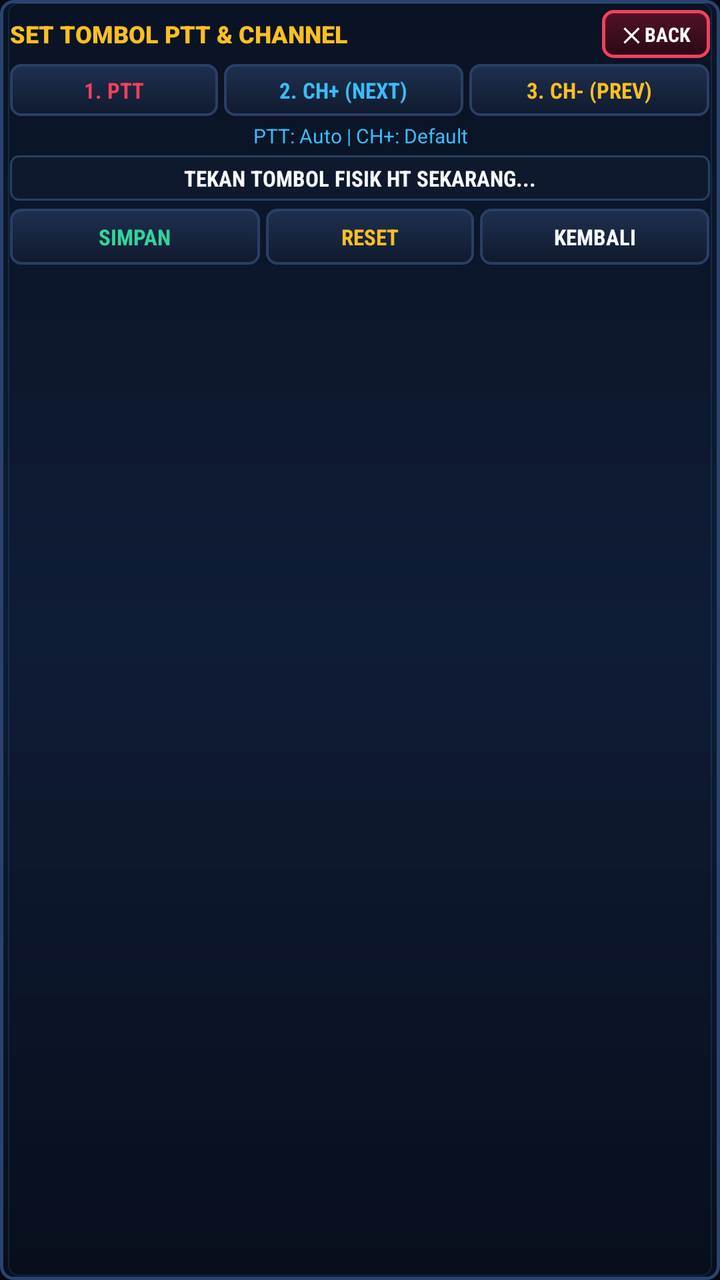
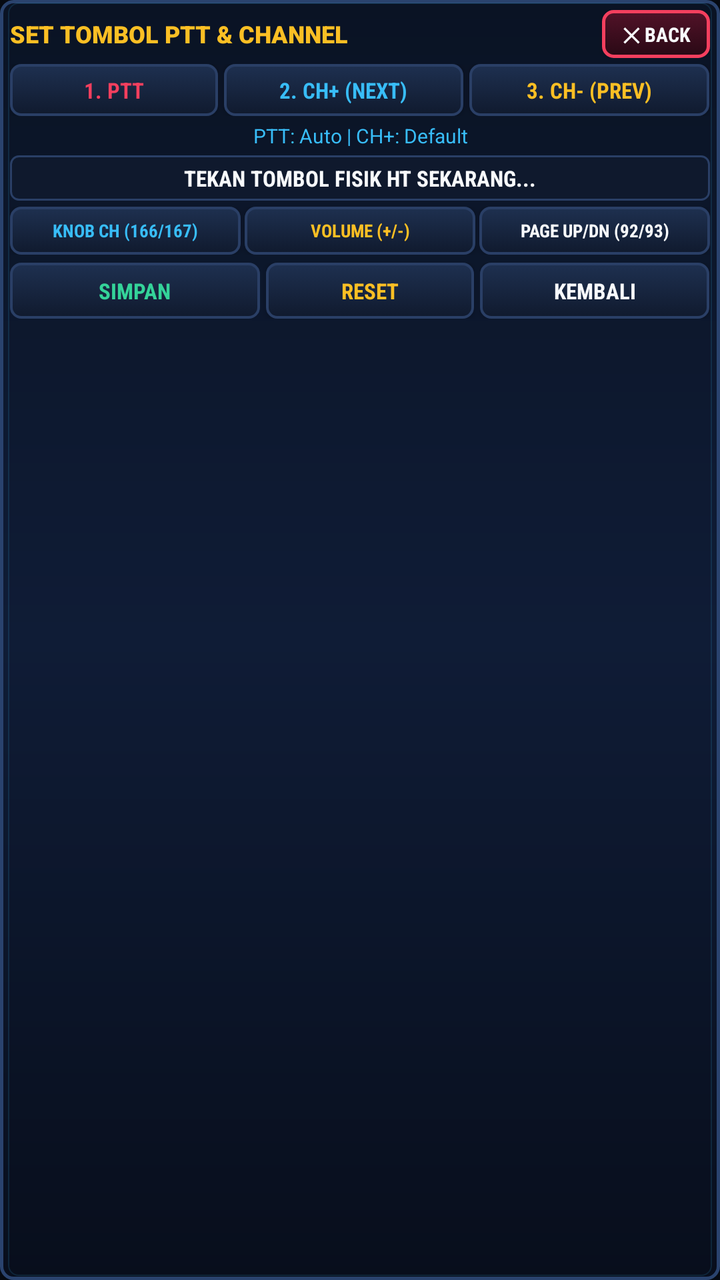

The first picture is an Android layout as it rendered before a commit; the second is the same layout after the commit. The layout source and the unified diff follow.
<!-- AndroidManifest.xml: application theme Theme.NinjaRadioLite -->
<!-- res/layout/dialog_ptt_calibration.xml -->
<?xml version="1.0" encoding="utf-8"?>
<LinearLayout xmlns:android="http://schemas.android.com/apk/res/android"
    android:layout_width="match_parent"
    android:layout_height="wrap_content"
    android:orientation="vertical"
    android:background="@drawable/card_lcd"
    android:padding="5dp">

    
    <LinearLayout
        android:layout_width="match_parent"
        android:layout_height="24dp"
        android:orientation="horizontal"
        android:gravity="center_vertical"
        android:layout_marginBottom="3dp">

        <TextView
            android:layout_width="0dp"
            android:layout_height="wrap_content"
            android:layout_weight="1"
            android:text="SET TOMBOL PTT &amp; CHANNEL"
            android:textColor="@color/ninja_amber"
            android:textSize="12sp"
            android:fontFamily="sans-serif-black"
            android:textStyle="bold" />

        <Button
            android:id="@+id/btnTopCloseCalib"
            android:layout_width="54dp"
            android:layout_height="match_parent"
            android:text="✕ BACK"
            android:textSize="10sp"
            android:fontFamily="sans-serif-condensed"
            android:textStyle="bold"
            android:textColor="@color/white"
            android:background="@drawable/btn_ptt" />
    </LinearLayout>

    
    <LinearLayout
        android:layout_width="match_parent"
        android:layout_height="26dp"
        android:orientation="horizontal"
        android:layout_marginBottom="3dp">

        <Button
            android:id="@+id/btnTargetPtt"
            android:layout_width="0dp"
            android:layout_height="match_parent"
            android:layout_weight="1"
            android:text="1. PTT"
            android:textSize="11sp"
            android:fontFamily="sans-serif-condensed"
            android:textStyle="bold"
            android:textColor="@color/ninja_red"
            android:background="@drawable/btn_dpad"
            android:layout_marginEnd="2dp" />

        <Button
            android:id="@+id/btnTargetChNext"
            android:layout_width="0dp"
            android:layout_height="match_parent"
            android:layout_weight="1.15"
            android:text="2. CH+ (NEXT)"
            android:textSize="11sp"
            android:fontFamily="sans-serif-condensed"
            android:textStyle="bold"
            android:textColor="@color/ninja_cyan"
            android:background="@drawable/btn_dpad"
            android:layout_marginStart="1dp"
            android:layout_marginEnd="1dp" />

        <Button
            android:id="@+id/btnTargetChPrev"
            android:layout_width="0dp"
            android:layout_height="match_parent"
            android:layout_weight="1.15"
            android:text="3. CH- (PREV)"
            android:textSize="11sp"
            android:fontFamily="sans-serif-condensed"
            android:textStyle="bold"
            android:textColor="@color/ninja_amber"
            android:background="@drawable/btn_dpad"
            android:layout_marginStart="2dp" />
    </LinearLayout>

    
    <TextView
        android:id="@+id/tvCurrentPttSetting"
        android:layout_width="match_parent"
        android:layout_height="wrap_content"
        android:text="PTT: Auto | CH+: Default"
        android:textColor="@color/ninja_cyan"
        android:textSize="10sp"
        android:gravity="center"
        android:singleLine="true"
        android:ellipsize="end"
        android:layout_marginBottom="3dp" />

    
    <TextView
        android:id="@+id/tvPttDetectStatus"
        android:layout_width="match_parent"
        android:layout_height="wrap_content"
        android:text="TEKAN TOMBOL FISIK HT SEKARANG..."
        android:textColor="@color/ninja_text_primary"
        android:textSize="11sp"
        android:fontFamily="sans-serif-condensed"
        android:textStyle="bold"
        android:gravity="center"
        android:background="@drawable/item_focus"
        android:padding="4dp"
        android:layout_marginBottom="4dp" />

    
    <LinearLayout
        android:layout_width="match_parent"
        android:layout_height="28dp"
        android:orientation="horizontal">

        <Button
            android:id="@+id/btnSaveLearnedKey"
            android:layout_width="0dp"
            android:layout_height="match_parent"
            android:layout_weight="1.2"
            android:text="SIMPAN"
            android:textSize="11sp"
            android:fontFamily="sans-serif-condensed"
            android:textStyle="bold"
            android:textColor="@color/ninja_green"
            android:background="@drawable/btn_dpad"
            android:enabled="false"
            android:layout_marginEnd="2dp" />

        <Button
            android:id="@+id/btnResetPttDefault"
            android:layout_width="0dp"
            android:layout_height="match_parent"
            android:layout_weight="1"
            android:text="RESET"
            android:textSize="11sp"
            android:fontFamily="sans-serif-condensed"
            android:textStyle="bold"
            android:textColor="@color/ninja_amber"
            android:background="@drawable/btn_dpad"
            android:layout_marginStart="1dp"
            android:layout_marginEnd="1dp" />

        <Button
            android:id="@+id/btnCancelPttCalib"
            android:layout_width="0dp"
            android:layout_height="match_parent"
            android:layout_weight="1.1"
            android:text="KEMBALI"
            android:textSize="11sp"
            android:fontFamily="sans-serif-condensed"
            android:textStyle="bold"
            android:textColor="@color/white"
            android:background="@drawable/btn_dpad"
            android:layout_marginStart="2dp" />
    </LinearLayout>

</LinearLayout>
<!-- resources referenced by this layout -->
<resources>
  <color name="ninja_amber">#FBBF24</color>
  <color name="ninja_cyan">#38BDF8</color>
  <color name="ninja_green">#34D399</color>
  <color name="ninja_red">#F43F5E</color>
  <color name="ninja_text_primary">#F8FAFC</color>
  <color name="white">#F8FAFC</color>
  <!-- drawable btn_ptt (drawable) -->
  <?xml version="1.0" encoding="utf-8"?>
  <selector xmlns:android="http://schemas.android.com/apk/res/android">
      <item android:state_pressed="true">
          <shape android:shape="rectangle">
              <gradient android:angle="270" android:startColor="#F43F5E" android:endColor="#BE123C" />
              <stroke android:width="2dp" android:color="#FEF08A" />
              <corners android:radius="5dp" />
          </shape>
      </item>
      <item android:state_focused="true">
          <shape android:shape="rectangle">
              <gradient android:angle="270" android:startColor="#681834" android:endColor="#380C1E" />
              <stroke android:width="2dp" android:color="#FB7185" />
              <corners android:radius="5dp" />
          </shape>
      </item>
      <item>
          <shape android:shape="rectangle">
              <gradient android:angle="270" android:startColor="#521228" android:endColor="#290915" />
              <stroke android:width="1.5dp" android:color="#F43F5E" />
              <corners android:radius="5dp" />
          </shape>
      </item>
  </selector>
  <!-- drawable card_lcd (drawable) -->
  <?xml version="1.0" encoding="utf-8"?>
  <layer-list xmlns:android="http://schemas.android.com/apk/res/android">
      
      <item>
          <shape android:shape="rectangle">
              <gradient
                  android:angle="270"
                  android:startColor="#0A1324"
                  android:centerColor="#0F1C36"
                  android:endColor="#080E1C" />
              <stroke android:width="1.5dp" android:color="#2A436E" />
              <corners android:radius="6dp" />
          </shape>
      </item>
      
      <item android:top="1.5dp" android:left="4dp" android:right="4dp" android:bottom="2dp">
          <shape android:shape="rectangle">
              <stroke android:width="0.5dp" android:color="#2238BDF8" />
              <corners android:radius="5dp" />
          </shape>
      </item>
  </layer-list>
  <!-- drawable item_focus (drawable) -->
  <?xml version="1.0" encoding="utf-8"?>
  <selector xmlns:android="http://schemas.android.com/apk/res/android">
      <item android:state_focused="true">
          <shape android:shape="rectangle">
              <solid android:color="@color/ninja_btn_focused" />
              <stroke android:width="2dp" android:color="@color/ninja_cyan" />
              <corners android:radius="4dp" />
          </shape>
      </item>
      <item android:state_selected="true">
          <shape android:shape="rectangle">
              <solid android:color="@color/ninja_panel_raised" />
              <stroke android:width="1.5dp" android:color="@color/ninja_amber" />
              <corners android:radius="4dp" />
          </shape>
      </item>
      <item>
          <shape android:shape="rectangle">
              <solid android:color="@color/ninja_panel" />
              <stroke android:width="1dp" android:color="@color/ninja_panel_edge" />
              <corners android:radius="4dp" />
          </shape>
      </item>
  </selector>
  <style name="Theme.NinjaRadioLite" parent="Theme.AppCompat.NoActionBar">
          <item name="android:windowBackground">@color/black</item>
          <item name="android:colorBackground">@color/black</item>
          <item name="android:textColor">@color/white</item>
          <item name="colorPrimary">#212121</item>
          <item name="colorPrimaryDark">#000000</item>
          <item name="colorAccent">@color/accent_yellow</item>
      </style>
  <color name="ninja_btn_focused">#22355A</color>
  <color name="ninja_panel_raised">#182644</color>
  <color name="ninja_panel">#0F192D</color>
  <color name="ninja_panel_edge">#2A3F66</color>
  <color name="black">#060A12</color>
  <color name="accent_yellow">#FBBF24</color>
  <!-- unchanged entries left out for length: 1 -->
</resources>

<!-- the commit's change to res/layout/dialog_ptt_calibration.xml (unified diff, before → after) -->
@@ -110,7 +110,58 @@
         android:gravity="center"
         android:background="@drawable/item_focus"
         android:padding="4dp"
-        android:layout_marginBottom="4dp" />
+        android:layout_marginBottom="3dp" />
+
+    
+    <LinearLayout
+        android:layout_width="match_parent"
+        android:layout_height="24dp"
+        android:orientation="horizontal"
+        android:layout_marginBottom="4dp">
+
+        <Button
+            android:id="@+id/btnPresetKnob"
+            android:layout_width="0dp"
+            android:layout_height="match_parent"
+            android:layout_weight="1"
+            android:text="KNOB CH (166/167)"
+            android:textSize="9sp"
+            android:fontFamily="sans-serif-condensed"
+            android:textStyle="bold"
+            android:textColor="@color/ninja_cyan"
+            android:background="@drawable/btn_dpad"
+            android:focusable="false"
+            android:layout_marginEnd="1dp" />
+
+        <Button
+            android:id="@+id/btnPresetVol"
+            android:layout_width="0dp"
+            android:layout_height="match_parent"
+            android:layout_weight="1"
+            android:text="VOLUME (+/-)"
+            android:textSize="9sp"
+            android:fontFamily="sans-serif-condensed"
+            android:textStyle="bold"
+            android:textColor="@color/ninja_amber"
+            android:background="@drawable/btn_dpad"
+            android:focusable="false"
+            android:layout_marginStart="1dp"
+            android:layout_marginEnd="1dp" />
+
+        <Button
+            android:id="@+id/btnPresetPage"
+            android:layout_width="0dp"
+            android:layout_height="match_parent"
+            android:layout_weight="1"
+            android:text="PAGE UP/DN (92/93)"
+            android:textSize="9sp"
+            android:fontFamily="sans-serif-condensed"
+            android:textStyle="bold"
+            android:textColor="@color/white"
+            android:background="@drawable/btn_dpad"
+            android:focusable="false"
+            android:layout_marginStart="1dp" />
+    </LinearLayout>
 
     
     <LinearLayout
